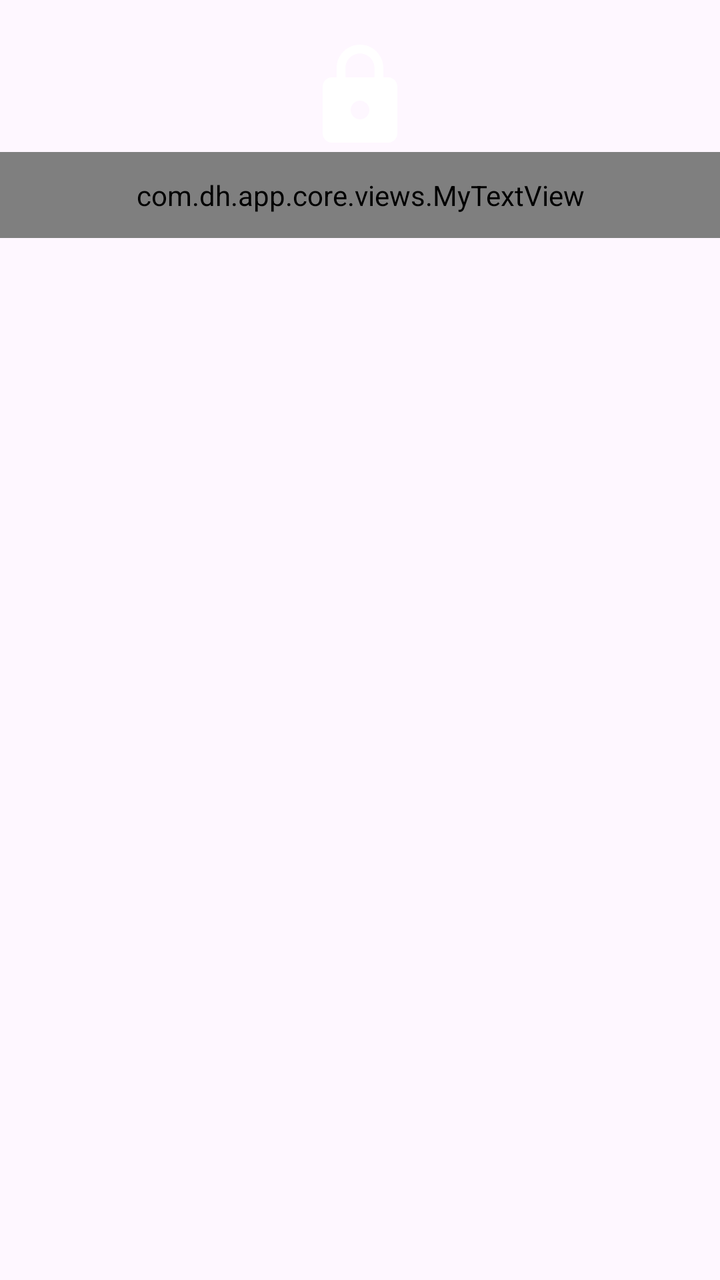
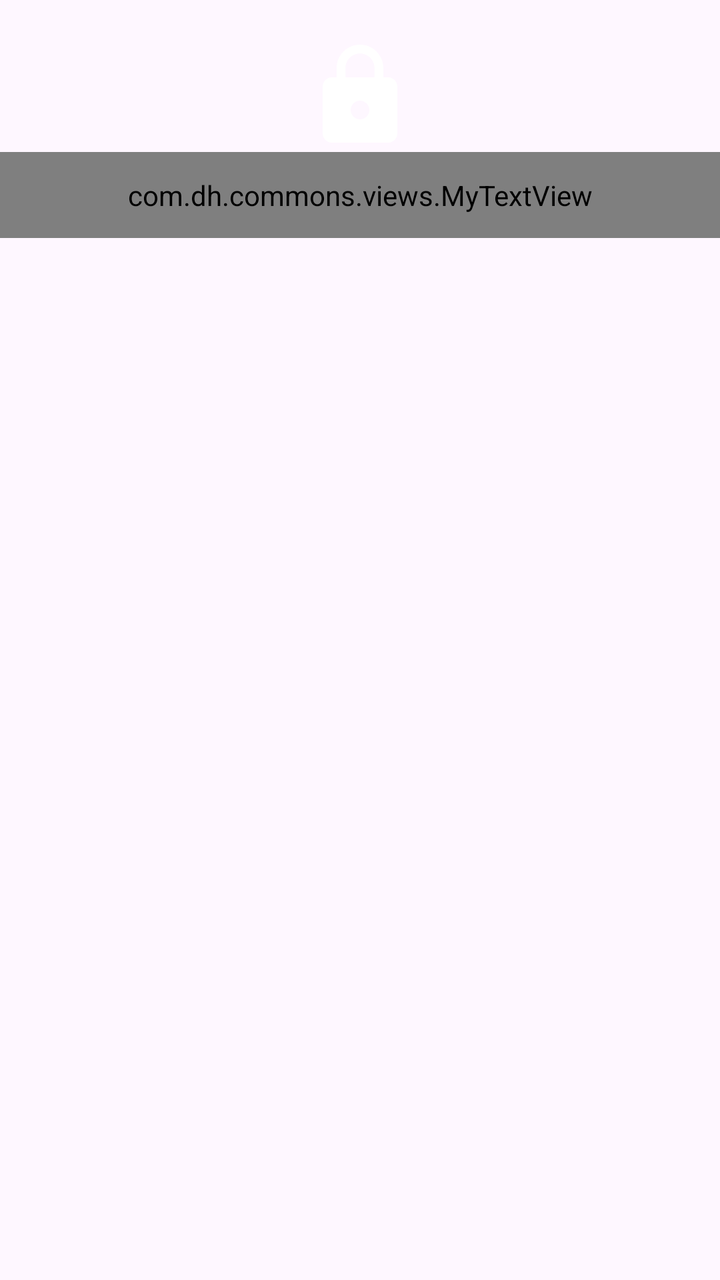

Before-and-after screenshots of an Android layout around one commit, followed by the original layout XML and the change that was made.
<!-- AndroidManifest.xml: another module's application theme Theme.Common -->
<!-- res/layout/dialog_feature_locked.xml -->
<?xml version="1.0" encoding="utf-8"?>
<RelativeLayout xmlns:android="http://schemas.android.com/apk/res/android"
    android:id="@+id/feature_locked_holder"
    android:layout_width="match_parent"
    android:layout_height="wrap_content"
    android:gravity="center_horizontal">

    <ImageView
        android:id="@+id/feature_locked_image"
        android:layout_width="@dimen/fab_size"
        android:layout_height="@dimen/fab_size"
        android:layout_centerHorizontal="true"
        android:layout_marginTop="@dimen/bigger_margin"
        android:src="@drawable/ic_lock_vector" />

    <com.dh.app.core.views.MyTextView
        android:id="@+id/feature_locked_description"
        android:layout_width="match_parent"
        android:layout_height="wrap_content"
        android:layout_below="@+id/feature_locked_image"
        android:gravity="center"
        android:lineSpacingExtra="1sp"
        android:paddingStart="@dimen/bigger_margin"
        android:paddingTop="@dimen/normal_margin"
        android:paddingEnd="@dimen/bigger_margin"
        android:paddingBottom="@dimen/normal_margin"
        android:text="@string/feature_locked"
        android:textColorHighlight="@color/disabled_text_color_highlight"
        android:textSize="@dimen/bigger_text_size" />

</RelativeLayout>
<!-- resources referenced by this layout -->
<resources>
  <color name="disabled_text_color_highlight">#00FFFFFF</color>
  <dimen name="bigger_margin">20dp</dimen>
  <dimen name="bigger_text_size">16sp</dimen>
  <dimen name="fab_size">56dp</dimen>
  <dimen name="normal_margin">12dp</dimen>
  <!-- drawable ic_lock_vector (drawable) -->
  <vector xmlns:android="http://schemas.android.com/apk/res/android" android:width="24dp" android:height="24dp" android:viewportWidth="24" android:viewportHeight="24">
      <path android:fillColor="#FFFFFFFF" android:pathData="M18 8h-1V6c0-2.76-2.24-5-5-5S7 3.24 7 6v2H6c-1.1 0-2 0.9-2 2v10c0 1.1 0.9 2 2 2h12c1.1 0 2-0.9 2-2V10c0-1.1-0.9-2-2-2zm-6 9c-1.1 0-2-0.9-2-2s0.9-2 2-2 2 0.9 2 2-0.9 2-2 2zm3.1-9H8.9V6c0-1.71 1.39-3.1 3.1-3.1 1.71 0 3.1 1.39 3.1 3.1v2z"/>
  </vector>
  <string name="feature_locked">Locked</string>
  <style name="Theme.Common" parent="Base.Theme.Common" />
  <style name="Base.Theme.Common" parent="Theme.Material3.DayNight.NoActionBar">
          
          
      </style>
</resources>

<!-- the commit's change to res/layout/dialog_feature_locked.xml (unified diff, before → after) -->
@@ -13,7 +13,7 @@
         android:layout_marginTop="@dimen/bigger_margin"
         android:src="@drawable/ic_lock_vector" />
 
-    <com.dh.app.core.views.MyTextView
+    <com.dh.commons.views.MyTextView
         android:id="@+id/feature_locked_description"
         android:layout_width="match_parent"
         android:layout_height="wrap_content"
